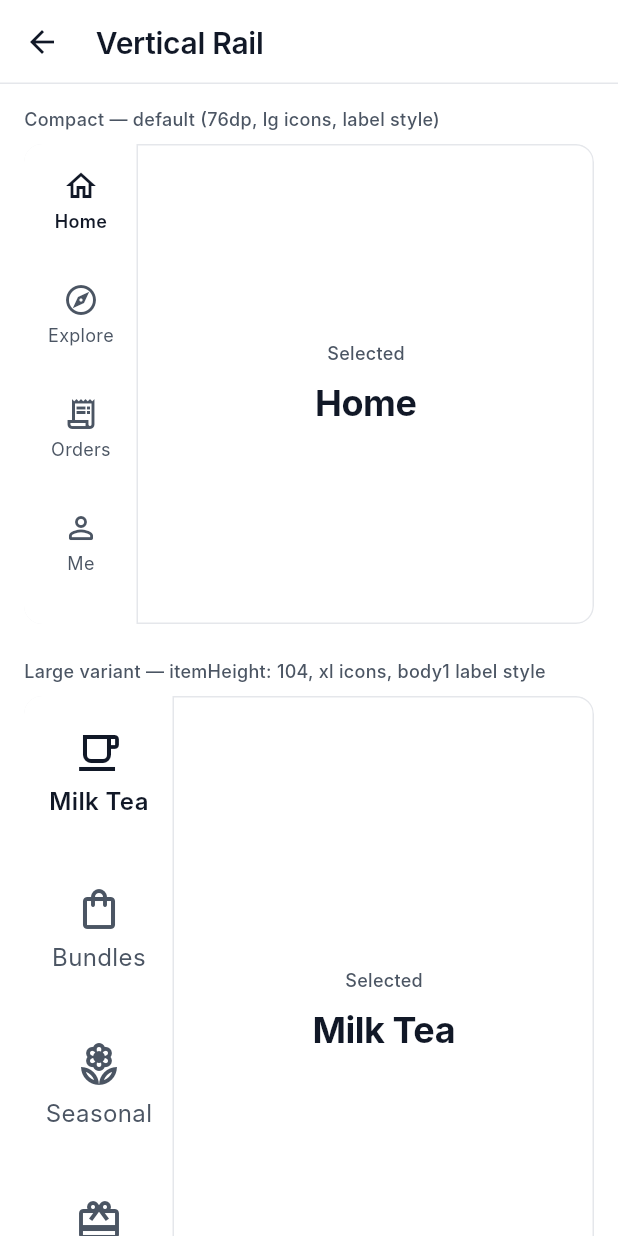
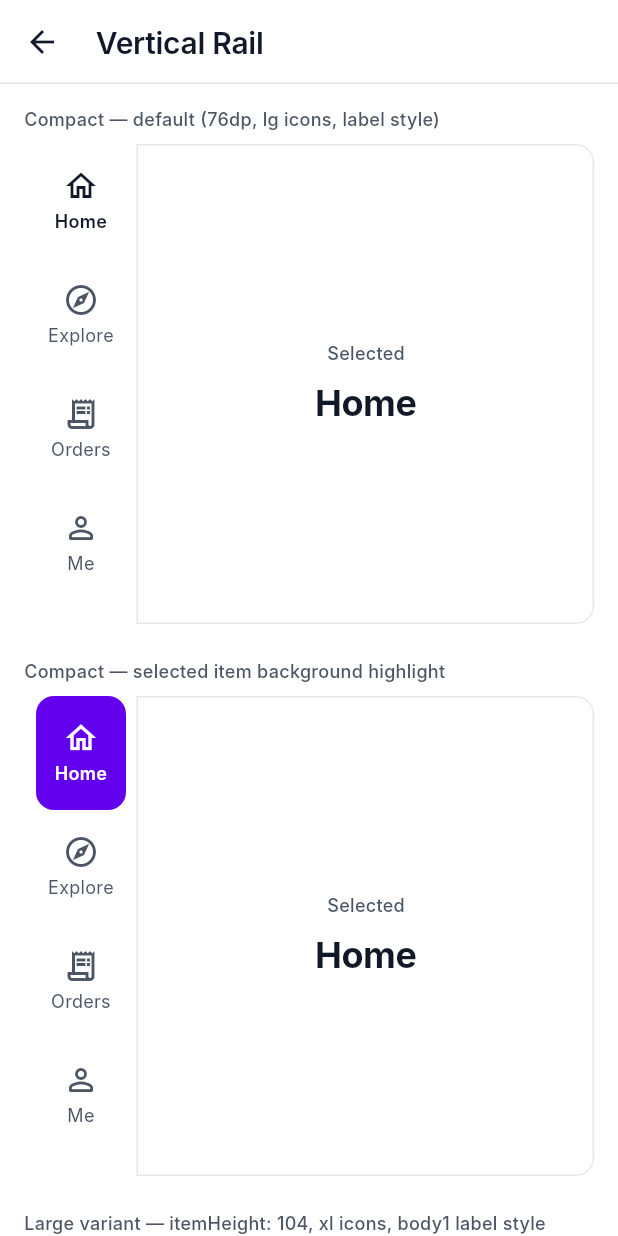
Before and after one commit to Jun2748/j_flutter_ui, a Flutter app: the VerticalRailDemo screen opened directly, on a phone screen of 412 x 824 dp. Run offline on Flutter 3.47's test engine with Material 3 defaults, Android fonts, the phone set to English and light mode, and no system bars; our stand-ins replace auto_size_text, flutter_html, flutter_svg; Roboto replaces fonts that are missing (Inter).

Commit message:
dev: simple vertical rail and simple bottom nav bar will support active background color update: update all the rules

```diff
--- a/example/lib/demo/widgets/navigation/bottom_nav_bar_demo.dart
+++ b/example/lib/demo/widgets/navigation/bottom_nav_bar_demo.dart
@@ -17,19 +17,34 @@ class _BottomNavBarDemoState extends State<BottomNavBarDemo> {
 
   @override
   Widget build(BuildContext context) {
+    final ThemeData theme = Theme.of(context);
+
     return AppScaffold(
       appBar: AppBarEx(title: widget.title),
       bottomNavigationBar: SimpleBottomNavBar(
         currentIndex: _currentIndex,
+        activeIconBackgroundColor: theme.colorScheme.primaryContainer,
         onTap: (int index) {
           setState(() {
             _currentIndex = index;
           });
         },
         items: const <SimpleBottomNavItem>[
-          SimpleBottomNavItem(icon: Icons.home_outlined, label: 'Home'),
-          SimpleBottomNavItem(icon: Icons.explore_outlined, label: 'Explore'),
-          SimpleBottomNavItem(icon: Icons.person_outline, label: 'Profile'),
+          SimpleBottomNavItem(
+            icon: Icons.home_outlined,
+            activeIcon: Icons.home,
+            label: 'Home',
+          ),
+          SimpleBottomNavItem(
+            icon: Icons.explore_outlined,
+            activeIcon: Icons.explore,
+            label: 'Explore',
+          ),
+          SimpleBottomNavItem(
+            icon: Icons.person_outline,
+            activeIcon: Icons.person,
+            label: 'Profile',
+          ),
         ],
       ),
       body: Center(
@@ -45,7 +60,7 @@ class _BottomNavBarDemoState extends State<BottomNavBarDemo> {
                 JGaps.h12,
                 const SimpleText.body(
                   text:
-                      'Tap the bottom navigation items to verify state updates.',
+                      'Tap the items to verify the active icon background treatment and state updates.',
                   align: TextAlign.center,
                 ),
               ],
--- a/example/lib/demo/widgets/navigation/vertical_rail_demo.dart
+++ b/example/lib/demo/widgets/navigation/vertical_rail_demo.dart
@@ -13,30 +13,24 @@ class VerticalRailDemo extends StatefulWidget {
 class _VerticalRailDemoState extends State<VerticalRailDemo> {
   static const List<SimpleVerticalRailItem> _compactItems =
       <SimpleVerticalRailItem>[
-    SimpleVerticalRailItem(icon: Icons.home_outlined, label: 'Home'),
-    SimpleVerticalRailItem(icon: Icons.explore_outlined, label: 'Explore'),
-    SimpleVerticalRailItem(icon: Icons.receipt_long_outlined, label: 'Orders'),
-    SimpleVerticalRailItem(icon: Icons.person_outline_rounded, label: 'Me'),
-  ];
+        SimpleVerticalRailItem(icon: Icons.home_outlined, label: 'Home'),
+        SimpleVerticalRailItem(icon: Icons.explore_outlined, label: 'Explore'),
+        SimpleVerticalRailItem(
+          icon: Icons.receipt_long_outlined,
+          label: 'Orders',
+        ),
+        SimpleVerticalRailItem(icon: Icons.person_outline_rounded, label: 'Me'),
+      ];
 
-  static const List<SimpleVerticalRailItem> _largeItems =
-      <SimpleVerticalRailItem>[
-    SimpleVerticalRailItem(
-      icon: Icons.local_cafe_outlined,
-      label: 'Milk Tea',
-    ),
-    SimpleVerticalRailItem(
-      icon: Icons.shopping_bag_outlined,
-      label: 'Bundles',
-    ),
+  static const List<SimpleVerticalRailItem>
+  _largeItems = <SimpleVerticalRailItem>[
+    SimpleVerticalRailItem(icon: Icons.local_cafe_outlined, label: 'Milk Tea'),
+    SimpleVerticalRailItem(icon: Icons.shopping_bag_outlined, label: 'Bundles'),
     SimpleVerticalRailItem(
       icon: Icons.local_florist_outlined,
       label: 'Seasonal',
     ),
-    SimpleVerticalRailItem(
-      icon: Icons.redeem_outlined,
-      label: 'Merch',
-    ),
+    SimpleVerticalRailItem(icon: Icons.redeem_outlined, label: 'Merch'),
   ];
 
   int _compactIndex = 0;
@@ -44,6 +38,8 @@ class _VerticalRailDemoState extends State<VerticalRailDemo> {
 
   @override
   Widget build(BuildContext context) {
+    final ThemeData theme = Theme.of(context);
+
     return AppScaffold(
       appBar: AppBarEx(title: widget.title),
       body: SingleChildScrollView(
@@ -78,6 +74,34 @@ class _VerticalRailDemoState extends State<VerticalRailDemo> {
               ),
             ),
             _RailSection(
+              label: 'Compact — selected item background highlight',
+              child: SizedBox(
+                height: 320,
+                child: Row(
+                  crossAxisAlignment: CrossAxisAlignment.stretch,
+                  children: <Widget>[
+                    SizedBox(
+                      width: 76,
+                      child: SimpleVerticalRail(
+                        items: _compactItems,
+                        selectedIndex: _compactIndex,
+                        onSelected: (int i) =>
+                            setState(() => _compactIndex = i),
+                        selectedItemBackgroundColor:
+                            theme.colorScheme.primaryContainer,
+                        selectedItemColor: theme.colorScheme.onPrimaryContainer,
+                      ),
+                    ),
+                    Expanded(
+                      child: _ContentArea(
+                        label: _compactItems[_compactIndex].label,
+                      ),
+                    ),
+                  ],
+                ),
+              ),
+            ),
+            _RailSection(
               label:
                   'Large variant — itemHeight: 104, xl icons, body1 label style',
               child: SizedBox(
@@ -90,11 +114,14 @@ class _VerticalRailDemoState extends State<VerticalRailDemo> {
                       child: SimpleVerticalRail(
                         items: _largeItems,
                         selectedIndex: _largeIndex,
-                        onSelected: (int i) =>
-                            setState(() => _largeIndex = i),
+                        onSelected: (int i) => setState(() => _largeIndex = i),
                         itemHeight: 104,
                         iconSize: JIconSizes.xl,
                         labelStyle: JTextStyles.body1,
+                        selectedItemBackgroundColor:
+                            theme.colorScheme.secondaryContainer,
+                        selectedItemColor:
+                            theme.colorScheme.onSecondaryContainer,
                       ),
                     ),
                     Expanded(
--- a/lib/src/ui/widgets/navigation/simple_bottom_nav_bar.dart
+++ b/lib/src/ui/widgets/navigation/simple_bottom_nav_bar.dart
@@ -26,6 +26,7 @@ class SimpleBottomNavBar extends StatelessWidget {
     required this.items,
     this.backgroundColor,
     this.borderColor,
+    this.activeIconBackgroundColor,
   });
 
   final int? currentIndex;
@@ -33,6 +34,10 @@ class SimpleBottomNavBar extends StatelessWidget {
   final List<SimpleBottomNavItem>? items;
   final Color? backgroundColor;
   final Color? borderColor;
+
+  /// Optional circular background color for the selected/active icon.
+  /// Defaults to null for the standard active icon treatment.
+  final Color? activeIconBackgroundColor;
 
   @override
   Widget build(BuildContext context) {
@@ -67,7 +72,7 @@ class SimpleBottomNavBar extends StatelessWidget {
                 gap: JDimens.dp8,
                 mainAxisSize: MainAxisSize.min,
                 children: <Widget>[
-                  Icon(item.activeIcon ?? item.icon ?? Icons.circle_outlined),
+                  _buildActiveNavIcon(item) ?? _buildInactiveNavIcon(item),
                   SimpleText.label(text: item.label ?? ''),
                 ],
               ),
@@ -103,10 +108,8 @@ class SimpleBottomNavBar extends StatelessWidget {
           items: resolvedItems
               .map(
                 (SimpleBottomNavItem item) => BottomNavigationBarItem(
-                  icon: Icon(item.icon ?? Icons.circle_outlined),
-                  activeIcon: item.activeIcon == null
-                      ? null
-                      : Icon(item.activeIcon),
+                  icon: _buildInactiveNavIcon(item),
+                  activeIcon: _buildActiveNavIcon(item),
                   label: item.label ?? '',
                 ),
               )
@@ -115,4 +118,30 @@ class SimpleBottomNavBar extends StatelessWidget {
       ),
     );
   }
+
+  Widget _buildInactiveNavIcon(SimpleBottomNavItem item) {
+    return Icon(item.icon ?? Icons.circle_outlined);
+  }
+
+  Widget? _buildActiveNavIcon(SimpleBottomNavItem item) {
+    if (activeIconBackgroundColor == null && item.activeIcon == null) {
+      return null;
+    }
+
+    final Widget icon = Icon(
+      item.activeIcon ?? item.icon ?? Icons.circle_outlined,
+    );
+
+    if (activeIconBackgroundColor == null) {
+      return icon;
+    }
+
+    return DecoratedBox(
+      decoration: BoxDecoration(
+        color: activeIconBackgroundColor,
+        shape: BoxShape.circle,
+      ),
+      child: Padding(padding: JInsets.all8, child: icon),
+    );
+  }
 }
--- a/lib/src/ui/widgets/navigation/simple_vertical_rail.dart
+++ b/lib/src/ui/widgets/navigation/simple_vertical_rail.dart
@@ -5,10 +5,7 @@ import '../../resources/dimens.dart';
 import '../../resources/styles.dart';
 
 class SimpleVerticalRailItem {
-  const SimpleVerticalRailItem({
-    required this.icon,
-    required this.label,
-  });
+  const SimpleVerticalRailItem({required this.icon, required this.label});
 
   final IconData icon;
   final String label;
@@ -28,6 +25,7 @@ class SimpleVerticalRail extends StatelessWidget {
     this.showEndBorder = true,
     this.selectedItemColor,
     this.unselectedItemColor,
+    this.selectedItemBackgroundColor,
   });
 
   final List<SimpleVerticalRailItem> items;
@@ -62,6 +60,10 @@ class SimpleVerticalRail extends StatelessWidget {
   /// Defaults to [AppThemeTokens.mutedText].
   final Color? unselectedItemColor;
 
+  /// Optional background color for the selected/active item highlight.
+  /// Defaults to null for no selected background.
+  final Color? selectedItemBackgroundColor;
+
   @override
   Widget build(BuildContext context) {
     final ThemeData theme = Theme.of(context);
@@ -72,16 +74,16 @@ class SimpleVerticalRail extends StatelessWidget {
     final Color resolvedBorder = borderColor ?? tokens.dividerColor;
     final double resolvedIconSize = iconSize ?? JIconSizes.lg;
     final TextStyle resolvedLabelBase = labelStyle ?? JTextStyles.label;
+    final BorderRadius selectedItemBorderRadius = BorderRadius.circular(
+      JDimens.dp12,
+    );
 
     return DecoratedBox(
       decoration: BoxDecoration(
         color: resolvedBackground,
         border: showEndBorder
             ? BorderDirectional(
-                end: BorderSide(
-                  color: resolvedBorder,
-                  width: JDimens.dp1,
-                ),
+                end: BorderSide(color: resolvedBorder, width: JDimens.dp1),
               )
             : null,
       ),
@@ -99,12 +101,20 @@ class SimpleVerticalRail extends StatelessWidget {
             color: Colors.transparent,
             child: InkWell(
               onTap: () => onSelected(index),
+              borderRadius: selectedItemBackgroundColor == null
+                  ? null
+                  : selectedItemBorderRadius,
               child: SizedBox(
                 height: itemHeight,
                 child: Padding(
-                  padding: const EdgeInsets.symmetric(
-                    horizontal: JDimens.dp8,
-                  ),
+                  padding: const EdgeInsets.symmetric(horizontal: JDimens.dp8),
+                  child: Ink(
+                    decoration: isActive && selectedItemBackgroundColor != null
+                        ? BoxDecoration(
+                            color: selectedItemBackgroundColor,
+                            borderRadius: selectedItemBorderRadius,
+                          )
+                        : null,
                     child: Column(
                       mainAxisAlignment: MainAxisAlignment.center,
                       children: <Widget>[
@@ -131,6 +141,7 @@ class SimpleVerticalRail extends StatelessWidget {
                   ),
                 ),
               ),
+            ),
           );
         },
       ),
```
Also changed, not shown: 6 other files. Lines whose indentation alone changed are shown as unchanged.
